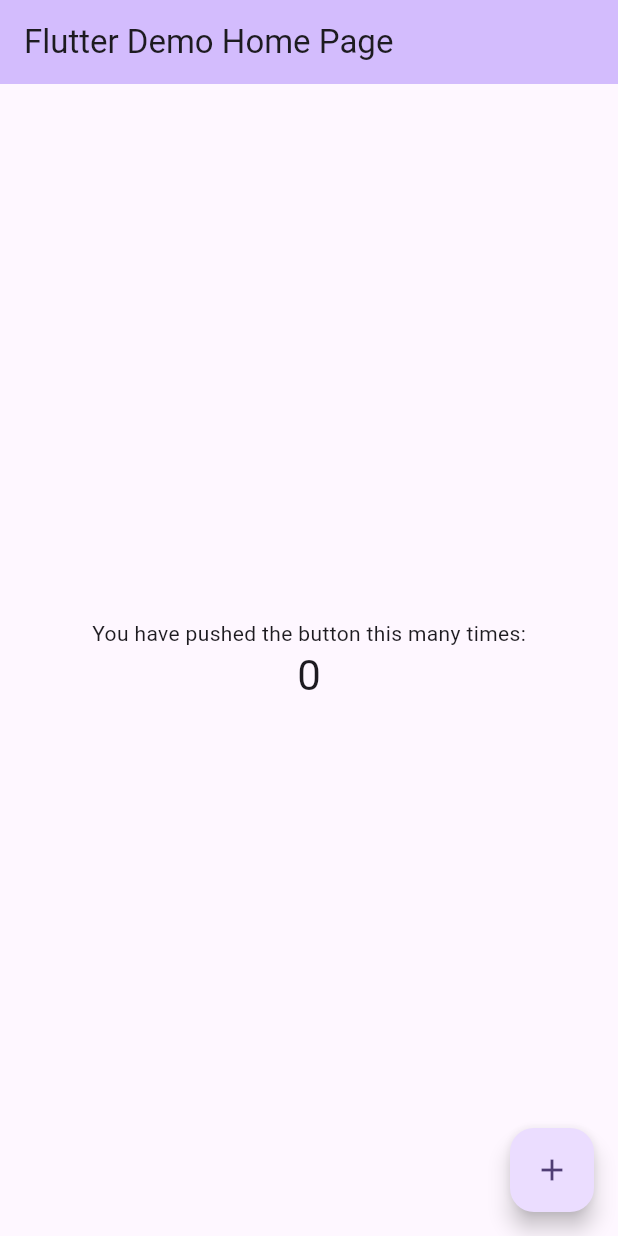
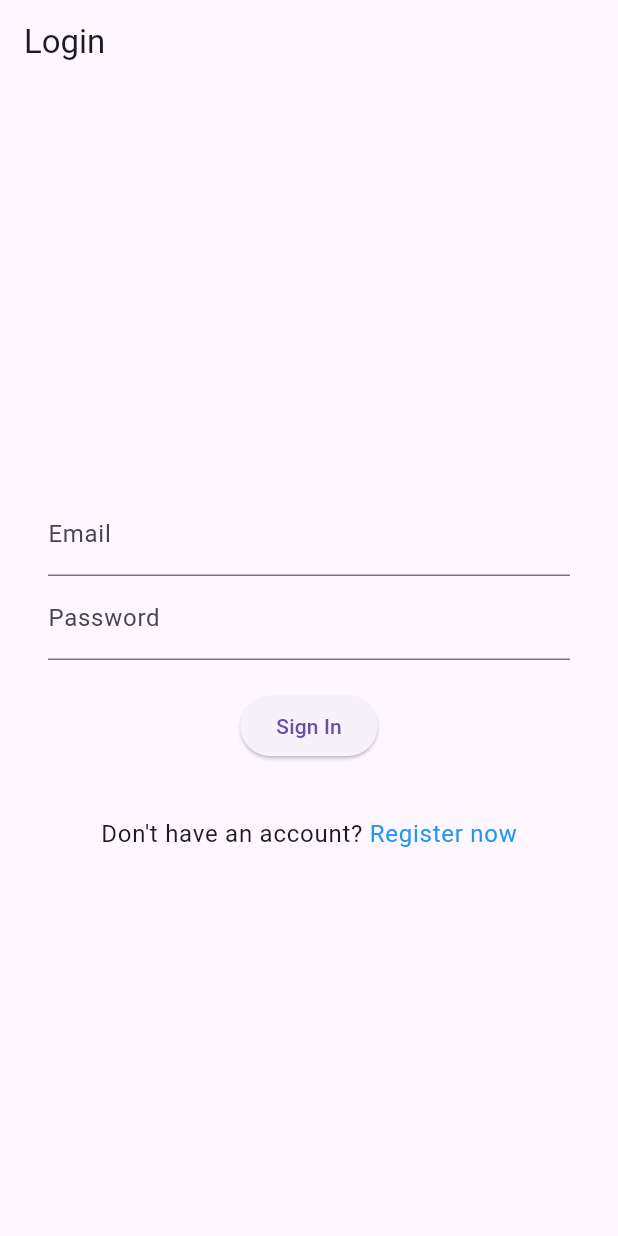
Before and after one commit to zjcz/booze-app, a Flutter app: the screen it shows after launch, on a phone screen of 412 x 824 dp. Run offline on Flutter 3.47's test engine with Material 3 defaults, Android fonts, the phone set to English and light mode, and no system bars; our stand-ins replace firebase_auth, firebase_core; accounts and stored records are empty; generated files the repository leaves out were written again.

Commit message:
feat: added ability to signin and register

```diff
--- /dev/null
+++ b/lib/auth_screen.dart
@@ -0,0 +1,114 @@
+import 'package:booze_app/widgets/register_widget.dart';
+import 'package:booze_app/widgets/sign_in_widget.dart';
+import 'package:flutter/gestures.dart';
+import 'package:flutter/material.dart';
+import 'package:firebase_auth/firebase_auth.dart';
+
+enum AuthMode { signIn, register }
+
+class AuthScreen extends StatefulWidget {
+  const AuthScreen({super.key});
+
+  @override
+  State<AuthScreen> createState() => _AuthScreenState();
+}
+
+class _AuthScreenState extends State<AuthScreen> {
+  final _formKey = GlobalKey<FormState>();
+  AuthMode mode = AuthMode.signIn;
+
+  Future<void> _login(String email, String password) async {
+    try {
+      if (_formKey.currentState!.validate()) {
+        await FirebaseAuth.instance.signInWithEmailAndPassword(
+          email: email,
+          password: password,
+        );
+      }
+    } on FirebaseAuthException catch (e) {
+      // Handle login errors
+      if (!mounted) return;
+      ScaffoldMessenger.of(
+        context,
+      ).showSnackBar(SnackBar(content: Text(e.message ?? 'Login failed.')));
+    }
+  }
+
+  Future<void> _register(String email, String password) async {
+    try {
+      if (_formKey.currentState!.validate()) {
+        await FirebaseAuth.instance.createUserWithEmailAndPassword(
+          email: email,
+          password: password,
+        );
+      }
+    } on FirebaseAuthException catch (e) {
+      // Handle registration errors
+      if (!mounted) return;
+      ScaffoldMessenger.of(context).showSnackBar(
+        SnackBar(content: Text(e.message ?? 'Registration failed.')),
+      );
+    }
+  }
+
+  @override
+  Widget build(BuildContext context) {
+    return Scaffold(
+      appBar: AppBar(
+        title: Text(mode == AuthMode.signIn ? 'Login' : 'Register'),
+      ),
+      body: Padding(
+        padding: const EdgeInsets.all(16.0),
+        child: Form(
+          key: _formKey,
+          child: AutofillGroup(
+            child: Column(
+              mainAxisAlignment: MainAxisAlignment.center,
+              children: [
+                if (mode == AuthMode.register)
+                  RegisterWidget(
+                    onRegister: (email, password) {
+                      _register(email, password);
+                    },
+                  )
+                else
+                  SignInWidget(
+                    onSignIn: (email, password) {
+                      _login(email, password);
+                    },
+                  ),
+                SizedBox(height: 20),
+                RichText(
+                  text: TextSpan(
+                    style: Theme.of(context).textTheme.bodyLarge,
+                    children: [
+                      TextSpan(
+                        text: mode == AuthMode.signIn
+                            ? "Don't have an account? "
+                            : 'Have an account? ',
+                      ),
+                      TextSpan(
+                        text: mode == AuthMode.signIn
+                            ? 'Register now'
+                            : 'Click to sign in',
+                        style: const TextStyle(color: Colors.blue),
+                        recognizer: TapGestureRecognizer()
+                          ..onTap = () {
+                            setState(() {
+                              mode = mode == AuthMode.signIn
+                                  ? AuthMode.register
+                                  : AuthMode.signIn;
+                            });
+                          },
+                      ),
+                    ],
+                  ),
+                ),
+              ],
+            ),
+          ),
+        ),
+      ),
+    );
+  }
+}
--- a/lib/main.dart
+++ b/lib/main.dart
@@ -1,122 +1,71 @@
+import 'package:firebase_auth/firebase_auth.dart';
+import 'package:firebase_core/firebase_core.dart';
 import 'package:flutter/material.dart';
 
-void main() {
-  runApp(const MyApp());
+import 'firebase_options.dart';
+import 'auth_screen.dart';
+import 'home_screen.dart';
+
+Future<void> main() async {
+  WidgetsFlutterBinding.ensureInitialized();
+
+  await Firebase.initializeApp(options: DefaultFirebaseOptions.currentPlatform);
+
+  runApp(const BoozeApp());
 }
 
-class MyApp extends StatelessWidget {
-  const MyApp({super.key});
+class BoozeApp extends StatelessWidget {
+  const BoozeApp({super.key});
 
-  // This widget is the root of your application.
   @override
   Widget build(BuildContext context) {
     return MaterialApp(
-      title: 'Flutter Demo',
-      theme: ThemeData(
-        // This is the theme of your application.
-        //
-        // TRY THIS: Try running your application with "flutter run". You'll see
-        // the application has a purple toolbar. Then, without quitting the app,
-        // try changing the seedColor in the colorScheme below to Colors.green
-        // and then invoke "hot reload" (save your changes or press the "hot
-        // reload" button in a Flutter-supported IDE, or press "r" if you used
-        // the command line to start the app).
-        //
-        // Notice that the counter didn't reset back to zero; the application
-        // state is not lost during the reload. To reset the state, use hot
-        // restart instead.
-        //
-        // This works for code too, not just values: Most code changes can be
-        // tested with just a hot reload.
-        colorScheme: ColorScheme.fromSeed(seedColor: Colors.deepPurple),
-      ),
-      home: const MyHomePage(title: 'Flutter Demo Home Page'),
-    );
-  }
-}
-
-class MyHomePage extends StatefulWidget {
-  const MyHomePage({super.key, required this.title});
-
-  // This widget is the home page of your application. It is stateful, meaning
-  // that it has a State object (defined below) that contains fields that affect
-  // how it looks.
-
-  // This class is the configuration for the state. It holds the values (in this
-  // case the title) provided by the parent (in this case the App widget) and
-  // used by the build method of the State. Fields in a Widget subclass are
-  // always marked "final".
-
-  final String title;
-
-  @override
-  State<MyHomePage> createState() => _MyHomePageState();
-}
-
-class _MyHomePageState extends State<MyHomePage> {
-  int _counter = 0;
-
-  void _incrementCounter() {
-    setState(() {
-      // This call to setState tells the Flutter framework that something has
-      // changed in this State, which causes it to rerun the build method below
-      // so that the display can reflect the updated values. If we changed
-      // _counter without calling setState(), then the build method would not be
-      // called again, and so nothing would appear to happen.
-      _counter++;
-    });
-  }
-
-  @override
-  Widget build(BuildContext context) {
-    // This method is rerun every time setState is called, for instance as done
-    // by the _incrementCounter method above.
-    //
-    // The Flutter framework has been optimized to make rerunning build methods
-    // fast, so that you can just rebuild anything that needs updating rather
-    // than having to individually change instances of widgets.
-    return Scaffold(
-      appBar: AppBar(
-        // TRY THIS: Try changing the color here to a specific color (to
-        // Colors.amber, perhaps?) and trigger a hot reload to see the AppBar
-        // change color while the other colors stay the same.
-        backgroundColor: Theme.of(context).colorScheme.inversePrimary,
-        // Here we take the value from the MyHomePage object that was created by
-        // the App.build method, and use it to set our appbar title.
-        title: Text(widget.title),
-      ),
-      body: Center(
-        // Center is a layout widget. It takes a single child and positions it
-        // in the middle of the parent.
+      title: 'Booze App',
+      theme: ThemeData(primarySwatch: Colors.amber),
+      home: Scaffold(
+        body: LayoutBuilder(
+          builder: (context, constraints) {
+            return Row(
+              children: [
+                Visibility(
+                  visible: constraints.maxWidth >= 1200,
+                  child: Expanded(
+                    child: Container(
+                      height: double.infinity,
+                      color: Theme.of(context).colorScheme.primary,
+                      child: Center(
                         child: Column(
-          // Column is also a layout widget. It takes a list of children and
-          // arranges them vertically. By default, it sizes itself to fit its
-          // children horizontally, and tries to be as tall as its parent.
-          //
-          // Column has various properties to control how it sizes itself and
-          // how it positions its children. Here we use mainAxisAlignment to
-          // center the children vertically; the main axis here is the vertical
-          // axis because Columns are vertical (the cross axis would be
-          // horizontal).
-          //
-          // TRY THIS: Invoke "debug painting" (choose the "Toggle Debug Paint"
-          // action in the IDE, or press "p" in the console), to see the
-          // wireframe for each widget.
                           mainAxisAlignment: MainAxisAlignment.center,
-          children: <Widget>[
-            const Text('You have pushed the button this many times:'),
+                          children: [
                             Text(
-              '$_counter',
+                              'Booze App Desktop',
                               style: Theme.of(context).textTheme.headlineMedium,
                             ),
                           ],
                         ),
                       ),
-      floatingActionButton: FloatingActionButton(
-        onPressed: _incrementCounter,
-        tooltip: 'Increment',
-        child: const Icon(Icons.add),
-      ), // This trailing comma makes auto-formatting nicer for build methods.
+                    ),
+                  ),
+                ),
+                SizedBox(
+                  width: constraints.maxWidth >= 1200
+                      ? constraints.maxWidth / 2
+                      : constraints.maxWidth,
+                  child: StreamBuilder<User?>(
+                    stream: FirebaseAuth.instance.authStateChanges(),
+                    builder: (context, snapshot) {
+                      if (snapshot.hasData) {
+                        return const HomeScreen();
+                      }
+                      return AuthScreen();
+                    },
+                  ),
+                ),
+              ],
+            );
+          },
+        ),
+      ),
     );
   }
 }
--- /dev/null
+++ b/lib/widgets/sign_in_widget.dart
@@ -0,0 +1,75 @@
+import 'package:flutter/material.dart';
+
+class SignInWidget extends StatefulWidget {
+  final Function(String, String) onSignIn;
+
+  const SignInWidget({super.key, required this.onSignIn});
+
+  @override
+  State<SignInWidget> createState() => _SignInWidgetState();
+}
+
+class _SignInWidgetState extends State<SignInWidget> {
+  final _emailController = TextEditingController();
+  final _passwordController = TextEditingController();
+  final _formKey = GlobalKey<FormState>();
+  bool _isLoading = false;
+
+  Future<void> _signIn() async {
+    setState(() {
+      _isLoading = true;
+    });
+    if (_formKey.currentState!.validate()) {
+      widget.onSignIn(_emailController.text, _passwordController.text);
+    }
+    if (!mounted) return;
+    setState(() {
+      _isLoading = false;
+    });
+  }
+
+  @override
+  Widget build(BuildContext context) {
+    return Padding(
+      padding: const EdgeInsets.all(16.0),
+      child: Form(
+        key: _formKey,
+        child: AutofillGroup(
+          child: Column(
+            mainAxisAlignment: MainAxisAlignment.center,
+            children: [
+              TextFormField(
+                autofillHints: [AutofillHints.email],
+                controller: _emailController,
+                decoration: InputDecoration(labelText: 'Email'),
+                keyboardType: TextInputType.emailAddress,
+                validator: (value) => value == null || value.isEmpty
+                    ? 'Please enter an email address'
+                    : null,
+              ),
+              TextFormField(
+                autofillHints: [AutofillHints.password],
+                controller: _passwordController,
+                decoration: InputDecoration(labelText: 'Password'),
+                obscureText: true,
+                validator: (value) {
+                  if (value == null || value.isEmpty) {
+                    return 'Please enter a password';
+                  } else {
+                    return null;
+                  }
+                },
+              ),
+
+              SizedBox(height: 20),
+              if (_isLoading)
+                CircularProgressIndicator()
+              else
+                ElevatedButton(onPressed: _signIn, child: Text('Sign In')),
+            ],
+          ),
+        ),
+      ),
+    );
+  }
+}
```
Also changed, not shown: lib/home_screen.dart (added, +30 -0 lines), lib/widgets/register_widget.dart (added, +92 -0 lines), 1 other file. Lines whose indentation alone changed are shown as unchanged.
